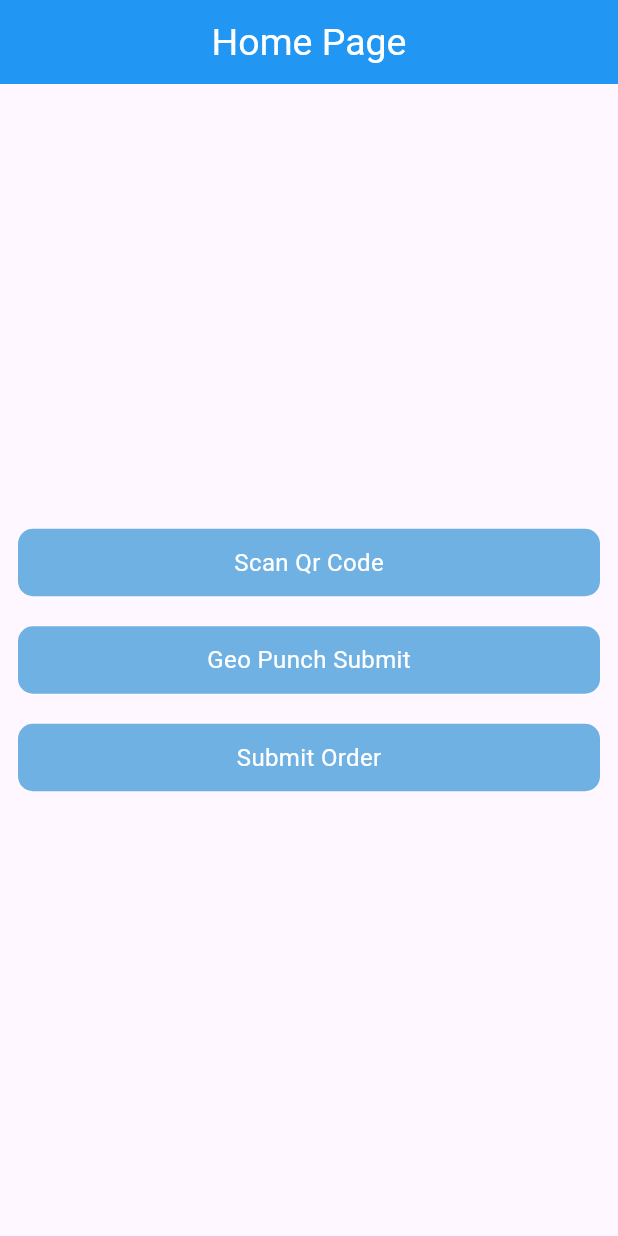
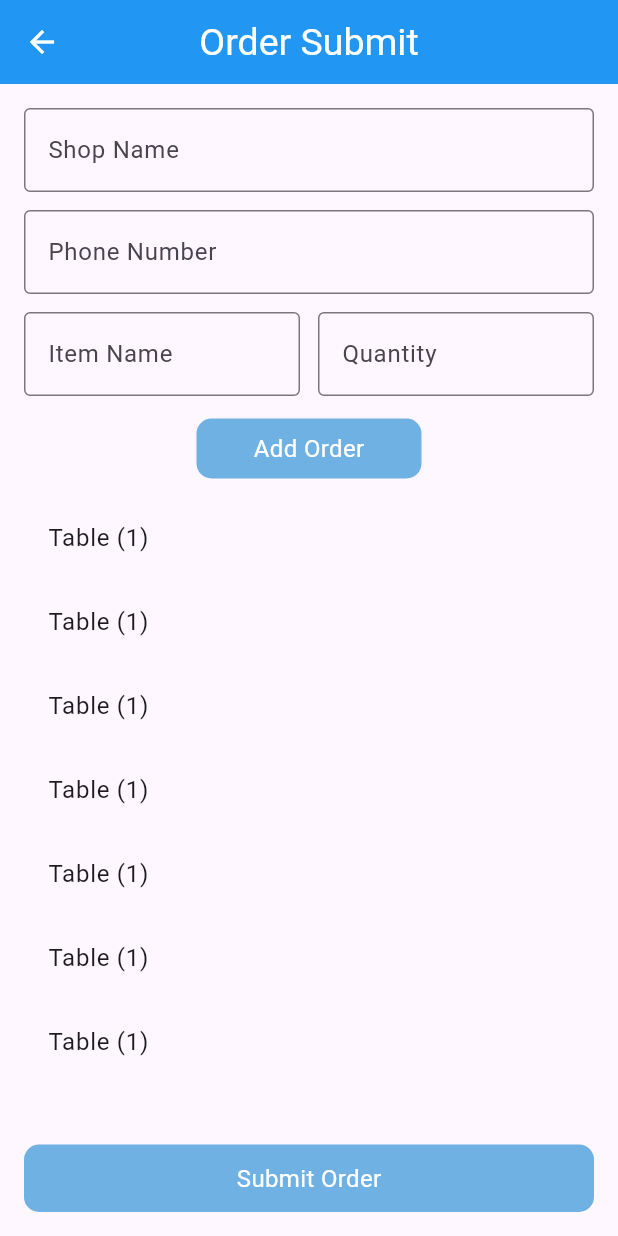
Before and after one commit to Sohag-84/Flutter-Assignment, a Flutter app: the screen it shows after launch, after a tap on "Submit Order", on a phone screen of 412 x 824 dp. Run offline on Flutter 3.47's test engine with Material 3 defaults, Android fonts, the phone set to English and light mode, and no system bars; our stand-ins replace get; missing offline and left inert: flutter_barcode_scanner.

Commit message:
order submit screen designed & create order model class

```diff
--- /dev/null
+++ b/lib/model/order_model.dart
@@ -0,0 +1,29 @@
+class Order {
+  String shopName;
+  String phoneNumber;
+  List<Item> items;
+
+  Order(this.shopName, this.phoneNumber, this.items);
+
+  Map<String, dynamic> toJson() {
+    return {
+      'shopName': shopName,
+      'phoneNumber': phoneNumber,
+      'items': items.map((item) => item.toJson()).toList(),
+    };
+  }
+}
+
+class Item {
+  String itemName;
+  int quantity;
+
+  Item(this.itemName, this.quantity);
+
+  Map<String, dynamic> toJson() {
+    return {
+      'itemName': itemName,
+      'quantity': quantity,
+    };
+  }
+}
--- a/lib/views/home_screen.dart
+++ b/lib/views/home_screen.dart
@@ -2,6 +2,7 @@
 
 import 'package:flutter/material.dart';
 import 'package:flutter_task/controllers/qr_code_controller.dart';
+import 'package:flutter_task/views/product/order_screen.dart';
 import 'package:flutter_task/widgets/custom_appbar.dart';
 import 'package:flutter_task/widgets/custom_button.dart';
 import 'package:get/get.dart';
@@ -29,7 +30,12 @@ class HomeScreen extends StatelessWidget {
               SizedBox(height: 20),
               customButton(onTap: () {}, btnName: "Geo Punch Submit"),
               SizedBox(height: 20),
-              customButton(onTap: () {}, btnName: "Submit Order"),
+              customButton(
+                onTap: () {
+                  Get.to(() => ProductOrderScreen());
+                },
+                btnName: "Submit Order",
+              ),
             ],
           ),
         ),
--- /dev/null
+++ b/lib/views/product/order_screen.dart
@@ -0,0 +1,84 @@
+// ignore_for_file: prefer_const_constructors
+
+import 'package:flutter/material.dart';
+import 'package:flutter_task/widgets/custom_appbar.dart';
+import 'package:flutter_task/widgets/custom_button.dart';
+
+class ProductOrderScreen extends StatelessWidget {
+  const ProductOrderScreen({super.key});
+
+  @override
+  Widget build(BuildContext context) {
+    return Scaffold(
+      appBar: customAppBar(title: "Order Submit"),
+      bottomNavigationBar: Padding(
+        padding: const EdgeInsets.all(16.0),
+        child: customButton(onTap: () {}, btnName: "Submit Order"),
+      ),
+      body: Padding(
+        padding: EdgeInsets.all(16.0),
+        child: Column(
+          children: [
+            TextFormField(
+              decoration: InputDecoration(
+                labelText: 'Shop Name',
+                border: OutlineInputBorder(),
+              ),
+            ),
+            SizedBox(height: 12.0),
+            TextFormField(
+              keyboardType: TextInputType.number,
+              decoration: InputDecoration(
+                labelText: 'Phone Number',
+                border: OutlineInputBorder(),
+              ),
+            ),
+            SizedBox(height: 12.0),
+            Row(
+              children: [
+                Expanded(
+                  child: TextFormField(
+                    decoration: InputDecoration(
+                      labelText: 'Item Name',
+                      border: OutlineInputBorder(),
+                    ),
+                  ),
+                ),
+                SizedBox(width: 12.0),
+                Expanded(
+                  child: TextFormField(
+                    keyboardType: TextInputType.number,
+                    decoration: InputDecoration(
+                      labelText: 'Quantity',
+                      border: OutlineInputBorder(),
+                    ),
+                  ),
+                ),
+              ],
+            ),
+            SizedBox(height: 15.0),
+            SizedBox(
+              width: 150,
+              child: customButton(
+                onTap: () {},
+                btnName: "Add Order",
+                btnHeight: 40,
+              ),
+            ),
+            SizedBox(height: 12.0),
+            Expanded(
+              child: ListView.builder(
+                itemCount: 23,
+                itemBuilder: (context, index) {
+                  return ListTile(
+                    title: Text("Table (1)"),
+                  );
+                },
+              ),
+            ),
+          ],
+        ),
+      ),
+    );
+  }
+}
--- a/lib/widgets/custom_button.dart
+++ b/lib/widgets/custom_button.dart
@@ -1,11 +1,17 @@
 import 'package:flutter/material.dart';
 import 'package:flutter_task/constant/colors.dart';
 
-InkWell customButton({required VoidCallback onTap, required String btnName}) {
+InkWell customButton({
+  required VoidCallback onTap,
+  required String btnName,
+  double fontSize = 16,
+  double btnHeight = 45,
+}) {
   return InkWell(
     onTap: onTap,
     child: Container(
-      height: 45,
+      height: btnHeight,
+      padding: const EdgeInsets.symmetric(horizontal: 8, vertical: 3),
       alignment: Alignment.center,
       decoration: BoxDecoration(
         color: primaryColor,
@@ -13,7 +19,10 @@ InkWell customButton({required VoidCallback onTap, required String btnName}) {
       ),
       child: Text(
         btnName,
-        style: TextStyle(color: whiteColor, fontSize: 16),
+        style: TextStyle(
+          color: whiteColor,
+          fontSize: fontSize,
+        ),
       ),
     ),
   );
--- a/pubspec.yaml
+++ b/pubspec.yaml
@@ -27,6 +27,7 @@ dependencies:
   cupertino_icons: ^1.0.2
   get: ^4.6.6
   flutter_barcode_scanner: ^2.0.0
+
 
 dev_dependencies:
   flutter_test:
```
Also changed, not shown: 1 other file.
